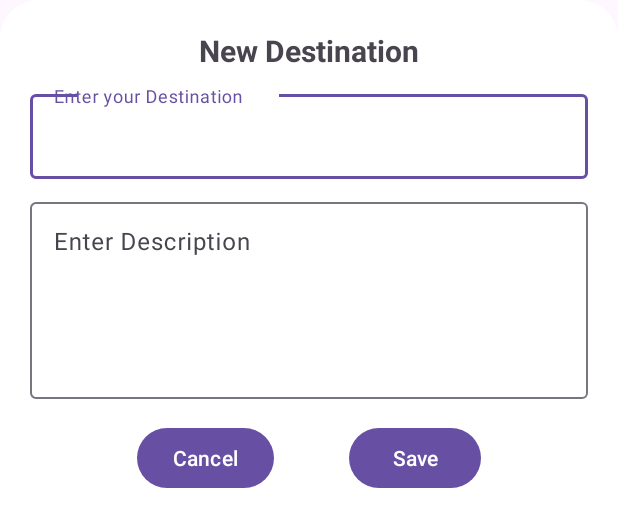
After one commit to PratikGrg-SJG/SuitCase_App, an Android app: the layout bottom_sheet_dialog.xml on its own in the app's theme, with its tools: preview values and no code run, on a phone screen of 412 x 824 dp. The commit adds this screen. Shown: the top 527 px of the screen. Run offline under Robolectric (Android 15) with nearby library versions, the phone set to English and light mode, and no system bars.

Commit message:
updated with bottom sheet and FAB

```diff
--- /dev/null
+++ b/app/src/main/res/drawable/bottom_sheet.xml
@@ -0,0 +1,7 @@
+<?xml version="1.0" encoding="utf-8"?>
+<shape android:shape="rectangle" xmlns:android="http://schemas.android.com/apk/res/android">
+    <solid android:color="@color/white" />
+    <corners
+        android:topLeftRadius="25dp"
+        android:topRightRadius="25dp" />
+</shape>
--- /dev/null
+++ b/app/src/main/res/layout/bottom_sheet_dialog.xml
@@ -0,0 +1,80 @@
+<?xml version="1.0" encoding="utf-8"?>
+<LinearLayout xmlns:android="http://schemas.android.com/apk/res/android"
+    android:id="@+id/bottomSheet"
+    android:layout_width="match_parent"
+    android:layout_height="match_parent"
+    android:orientation="vertical"
+    android:background="@drawable/bottom_sheet">
+
+    <TextView
+        android:layout_width="match_parent"
+        android:layout_height="wrap_content"
+        android:text="New Destination"
+        android:textSize="20sp"
+        android:textStyle="bold"
+        android:gravity="center_horizontal"
+        android:layout_marginTop="20dp"/>
+
+    <com.google.android.material.textfield.TextInputLayout
+        android:layout_width="match_parent"
+        android:layout_height="wrap_content"
+        android:layout_marginTop="10dp"
+        >
+
+
+        <com.google.android.material.textfield.TextInputEditText
+            android:layout_width="match_parent"
+            android:layout_height="wrap_content"
+            android:hint="Enter your Destination"
+            android:layout_marginTop="20dp"
+            android:layout_marginLeft="20dp"
+            android:layout_marginRight="20dp"
+           />
+    </com.google.android.material.textfield.TextInputLayout>
+
+    <!-- Description Field -->
+    <com.google.android.material.textfield.TextInputLayout
+        android:layout_width="match_parent"
+        android:layout_height="wrap_content"
+        android:layout_marginTop="10dp"
+        >
+
+        <com.google.android.material.textfield.TextInputEditText
+            android:layout_width="match_parent"
+            android:layout_height="wrap_content"
+            android:hint="Enter Description"
+            android:layout_marginTop="20dp"
+            android:layout_marginLeft="20dp"
+            android:layout_marginRight="20dp"
+            android:inputType="textMultiLine"
+            android:gravity="top|start"
+            android:lines="5"
+
+            />
+    </com.google.android.material.textfield.TextInputLayout>
+
+    <LinearLayout
+        android:layout_width="match_parent"
+        android:layout_height="wrap_content"
+        android:orientation="horizontal"
+        android:gravity="center_horizontal"
+        android:layout_marginTop="15dp">
+
+        <Button
+            android:layout_width="wrap_content"
+            android:layout_height="wrap_content"
+            android:text="Cancel" />
+
+        <Space
+            android:layout_width="50dp"
+            android:layout_height="wrap_content" />
+
+        <Button
+            android:layout_width="wrap_content"
+            android:layout_height="wrap_content"
+            android:text="Save" />
+
+    </LinearLayout>
+
+
+</LinearLayout>
--- a/app/src/main/res/menu/menu_items.xml
+++ b/app/src/main/res/menu/menu_items.xml
@@ -21,7 +21,7 @@
         app:showAsAction="never"/>
 
     <item
-        android:id="@+id/navigaion_logout"
+        android:id="@+id/navigation_logout"
         android:icon="@drawable/ic_notifications_black_24dp"
         android:title="@string/logout"
         app:showAsAction="never"/>
--- a/app/src/main/res/values/strings.xml
+++ b/app/src/main/res/values/strings.xml
@@ -9,7 +9,7 @@
     <string name="don_t_have_an_account">Don\'t have an account?</string>
     <string name="sign_in_with_google">Sign in with Google</string>
     <string name="or">OR</string>
-    <string name="logout">LOGOUT</string>
+    <string name="logout">Logout</string>
     <string name="title_activity_onboard">OnboardActivity</string>
     <string name="title_home">Home</string>
     <string name="title_dashboard">Dashboard</string>
```
Also changed, not shown: app/src/main/java/com/pratikgurung/suitcase/LoginActivity.java (+13 -4 lines), app/src/main/java/com/pratikgurung/suitcase/MainActivity.java (+21 -40 lines), app/src/main/res/layout/activity_main.xml (+13 -73 lines), app/src/main/res/values/themes.xml (+22 -0 lines), app/src/main/res/drawable/ic_add.png (added).
